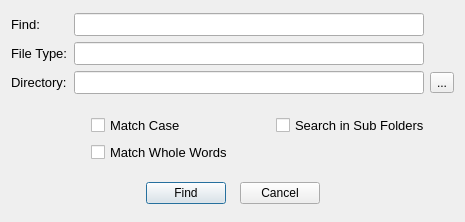
Before: the Qt Designer form forms/dialog_advfind.ui in copperspice/diamond, drawn with Qt 5.
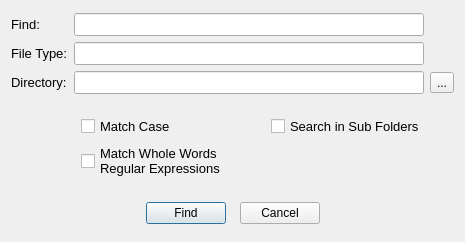
After: the same form once the commit is applied.

Diff of the .ui file:
```diff
--- a/forms/dialog_advfind.ui
+++ b/forms/dialog_advfind.ui
@@ -10,7 +10,7 @@
     <x>0</x>
     <y>0</y>
     <width>463</width>
-    <height>222</height>
+    <height>242</height>
    </rect>
   </property>
   <property name="windowTitle">
@@ -20,6 +20,9 @@
    <bool>false</bool>
   </property>
   <layout class="QGridLayout" name="gridLayout_2">
+   <property name="topMargin">
+    <number>10</number>
+   </property>
    <item row="0" column="0" colspan="2">
     <layout class="QGridLayout" name="gridLayout_1">
      <item row="0" column="0">
@@ -134,7 +137,7 @@
        </property>
        <property name="sizeHint" stdset="0">
         <size>
-         <width>80</width>
+         <width>70</width>
          <height>20</height>
         </size>
        </property>
@@ -178,7 +181,8 @@
         </font>
        </property>
        <property name="text">
-        <string>Match Whole Words</string>
+        <string>Match Whole Words
+Regular Expressions </string>
        </property>
       </widget>
      </item>
@@ -195,7 +199,7 @@
      <property name="sizeHint" stdset="0">
       <size>
        <width>20</width>
-       <height>10</height>
+       <height>13</height>
       </size>
      </property>
     </spacer>
```
